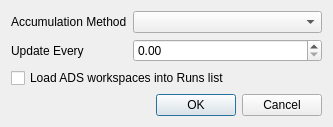
Above: Code/Mantid/scripts/Interface/ui/reflectometer/refl_options_window.ui from mantidproject/mantid before the change. Below: the same form after it.
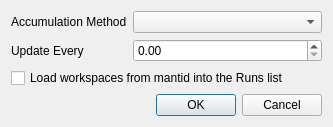
That is the form after the change.

Commit message:
Refs #9167 Changed wording of ADS fetch option
Apparently users won't know what the "ADS" is, so i've changed the wording to "workspaces from mantid"

Diff of the .ui file:
```diff
--- a/Code/Mantid/scripts/Interface/ui/reflectometer/refl_options_window.ui
+++ b/Code/Mantid/scripts/Interface/ui/reflectometer/refl_options_window.ui
@@ -60,7 +60,7 @@
    <item row="2" column="0" colspan="2">
     <widget class="QCheckBox" name="checkADS">
      <property name="text">
-      <string>Load ADS workspaces into Runs list</string>
+      <string>Load workspaces from mantid into the Runs list</string>
      </property>
     </widget>
    </item>
```
The commit also changes 1 other file.
